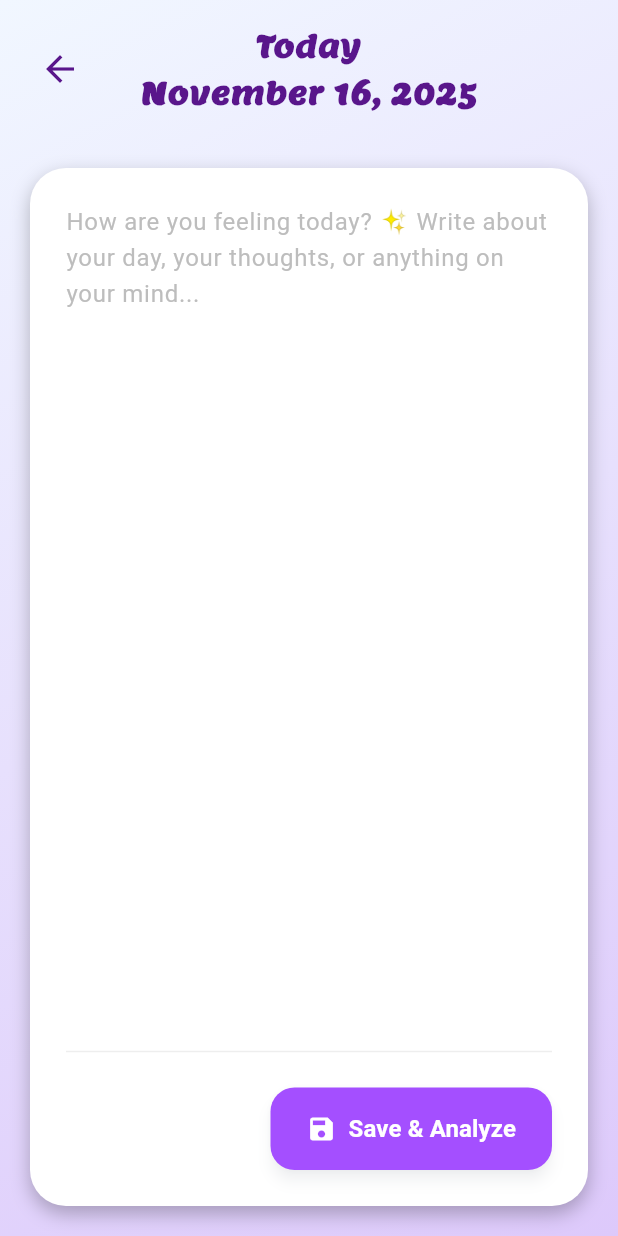
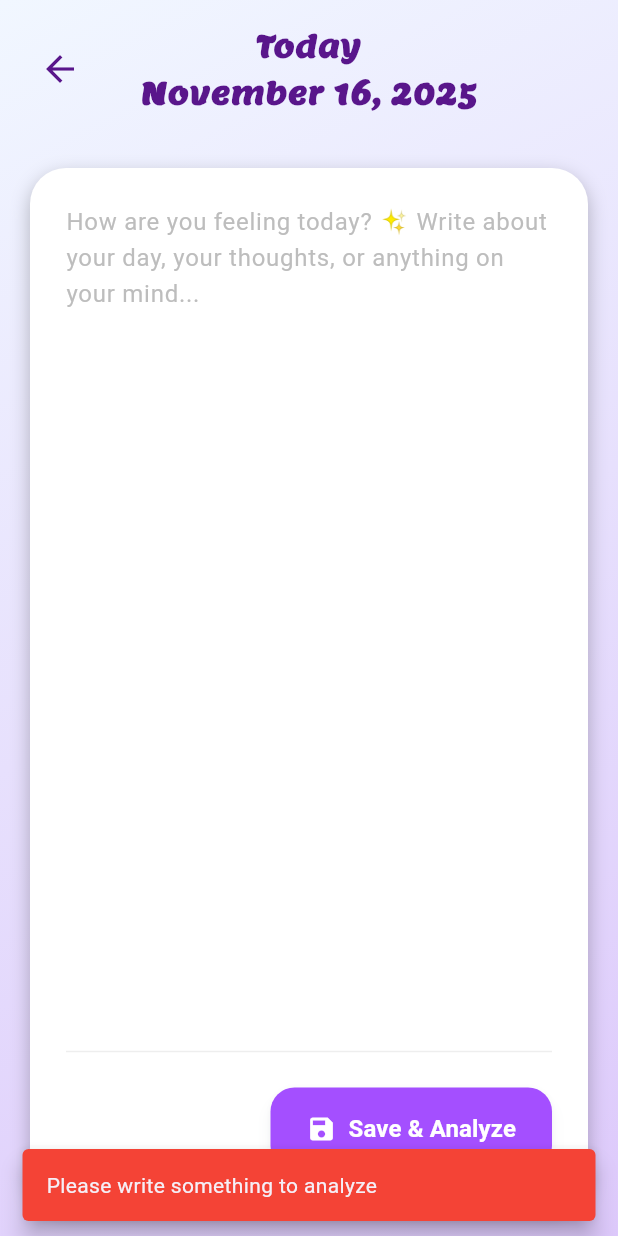
Before and after one commit to Mareamkhaled/mood_log, a Flutter app: the WriteEntryScreen screen opened directly, after a tap on "Save & Analyze", on a phone screen of 412 x 824 dp. Run offline on Flutter 3.47's test engine with Material 3 defaults, Android fonts, the phone set to English and light mode, and no system bars; our stand-ins replace device_preview, dio, equatable, fl_chart, flutter_bloc, gap and 1 more.

Commit message:
Refactor AnalyzeCubit and AnalyzeState: change initial state to AnalyzeInitial, rename CubitError to AnalyzeFailure, and update main.dart to provide AnalyzeCubit; enhance MoodJournalInputSection with BlocListener for sentiment analysis results.

```diff
--- a/lib/cubit/analyze_cubit.dart
+++ b/lib/cubit/analyze_cubit.dart
@@ -7,7 +7,7 @@ import '../service/web_service.dart';
 part 'analyze_state.dart';
 
 class AnalyzeCubit extends Cubit<AnalyzeState> {
-  AnalyzeCubit({required this.webService}) : super(AnalyzeLoading());
+  AnalyzeCubit({required this.webService}) : super(AnalyzeInitial());
   WebService webService;
 
   Future<List<AnalyzeModel>> getSentiment(Map<String, dynamic> sentiment) async {
@@ -17,7 +17,7 @@ class AnalyzeCubit extends Cubit<AnalyzeState> {
       emit(AnalyzeLoaded(response));
       return response;
     } catch (e) {
-      emit(CubitError(e.toString()));
+      emit(AnalyzeFailure(e.toString()));
       return [];
     }
   }
--- a/lib/cubit/analyze_state.dart
+++ b/lib/cubit/analyze_state.dart
@@ -4,6 +4,10 @@ abstract class AnalyzeState extends Equatable {
   const AnalyzeState();
 }
 
+class AnalyzeInitial extends AnalyzeState {
+  @override
+  List<Object> get props => [];
+}
 class AnalyzeLoading extends AnalyzeState {
   @override
   List<Object> get props => [];
@@ -16,9 +20,9 @@ class AnalyzeLoaded extends AnalyzeState {
   List<Object> get props => [analyzeList];
 }
 
-class CubitError extends AnalyzeState {
+class AnalyzeFailure extends AnalyzeState {
   final String message;
-  const CubitError(this.message);
+  const AnalyzeFailure(this.message);
   @override
   List<Object> get props => [message];
 }
--- a/lib/main.dart
+++ b/lib/main.dart
@@ -1,15 +1,16 @@
 import 'package:device_preview/device_preview.dart';
 import 'package:flutter/foundation.dart';
 import 'package:flutter/material.dart';
+import 'package:flutter_bloc/flutter_bloc.dart';
 import 'core/di/setup.dart';
+import 'cubit/analyze_cubit.dart';
 import 'screens/home_screen.dart';
 
-void main() async{
+void main() async {
   setup();
-  runApp( DevicePreview(
-    enabled: !kReleaseMode,
-    builder: (context) => const MyApp(),
-  ),);
+  runApp(
+    DevicePreview(enabled: !kReleaseMode, builder: (context) => const MyApp()),
+  );
 }
 
 class MyApp extends StatelessWidget {
@@ -17,10 +18,14 @@ class MyApp extends StatelessWidget {
 
   @override
   Widget build(BuildContext context) {
-    return MaterialApp(
-      debugShowCheckedModeBanner: false,
-      locale: DevicePreview.locale(context),
-      builder: DevicePreview.appBuilder,
-      home: const HomeScreen());
+    return BlocProvider(
+      create: (context) => getIt<AnalyzeCubit>(),
+      child: MaterialApp(
+        debugShowCheckedModeBanner: false,
+        locale: DevicePreview.locale(context),
+        builder: DevicePreview.appBuilder,
+        home: const HomeScreen(),
+      ),
+    );
   }
 }
--- a/lib/screens/write_entry_screen.dart
+++ b/lib/screens/write_entry_screen.dart
@@ -1,11 +1,8 @@
 import 'package:flutter/material.dart';
-import 'package:flutter_bloc/flutter_bloc.dart';
 import 'package:gap/gap.dart';
 import 'package:intl/intl.dart';
-import '../core/di/setup.dart';
 import '../core/utils/app_colors.dart';
 import '../core/utils/app_style.dart';
-import '../cubit/analyze_cubit.dart';
 import '../widgets/cutom_shadow.dart';
 import '../widgets/mood_journal_input_section.dart';
 
@@ -17,10 +14,7 @@ class WriteEntryScreen extends StatelessWidget {
     final now = DateTime.now();
     final formattedDate = DateFormat('MMMM d, yyyy').format(now);
 
-    return BlocProvider(
-      create: (context) => getIt<AnalyzeCubit>(),
-
-      child: Scaffold(
+    return Scaffold(
       body: Container(
         decoration: const BoxDecoration(
           gradient: LinearGradient(
@@ -83,7 +77,6 @@ class WriteEntryScreen extends StatelessWidget {
           ),
         ),
       ),
-      ),
     );
   }
 }
--- a/lib/widgets/mood_journal_input_section.dart
+++ b/lib/widgets/mood_journal_input_section.dart
@@ -15,6 +15,7 @@ class MoodJournalInputSection extends StatefulWidget {
 
 class _MoodJournalInputSectionState extends State<MoodJournalInputSection> {
   final TextEditingController textController = TextEditingController();
+
   @override
   void dispose() {
     textController.dispose();
@@ -23,7 +24,32 @@ class _MoodJournalInputSectionState extends State<MoodJournalInputSection> {
 
   @override
   Widget build(BuildContext context) {
-    return Column(
+    return BlocListener<AnalyzeCubit, AnalyzeState>(
+      listener: (context, state) {
+        if (state is AnalyzeLoaded) {
+          Navigator.push(
+            context,
+            MaterialPageRoute(
+          settings: RouteSettings(arguments: state.analyzeList[0]),
+
+              builder: (context) =>const ResultScreen(
+
+              ),
+            ),
+          );
+        }
+
+        if (state is AnalyzeFailure) {
+          ScaffoldMessenger.of(context).showSnackBar(
+            SnackBar(
+              content: Text(state.message),
+              backgroundColor: Colors.red,
+              behavior: SnackBarBehavior.floating,
+            ),
+          );
+        }
+      },
+      child: Column(
         children: [
           Expanded(
             child: TextField(
@@ -59,34 +85,50 @@ class _MoodJournalInputSectionState extends State<MoodJournalInputSection> {
           Row(
             mainAxisAlignment: MainAxisAlignment.end,
             children: [
-            ElevatedButton.icon(
-              onPressed: () async {
-                final response = await context
-                    .read<AnalyzeCubit>()
-                    .getSentiment({"inputs": textController.text});
-                final res = response[0];
-                if (!context.mounted) return;
-                Navigator.push(
-                  context,
-                  MaterialPageRoute(
-                    settings: RouteSettings(arguments: res),
-                    builder: (context) {
-                      return const ResultScreen();
-                    },
+              BlocBuilder<AnalyzeCubit, AnalyzeState>(
+                builder: (context, state) {
+                  final isLoading = state is AnalyzeLoading;
+
+                  return ElevatedButton.icon(
+                    onPressed: isLoading
+                        ? null
+                        : () async {
+                            if (textController.text.trim().isEmpty) {
+                              ScaffoldMessenger.of(context).showSnackBar(
+                                const SnackBar(
+                                  content: Text('Please write something to analyze'),
+                                  backgroundColor: Colors.red,
+                                  behavior: SnackBarBehavior.floating,
                                 ),
                               );
+                              return;
+                            }
+                            await context.read<AnalyzeCubit>().getSentiment({
+                              "inputs": textController.text,
+                            });
                           },
-              icon: const Icon(Icons.save, color: Colors.white, size: 20),
-              label: const Text(
-                'Save & Analyze',
-                style: TextStyle(
+                       icon: isLoading
+                        ? const SizedBox(
+                            width: 20,
+                            height: 20,
+                            child: CircularProgressIndicator(
+                              strokeWidth: 2,
+                              valueColor: AlwaysStoppedAnimation<Color>(Colors.white),
+                            ),
+                          )
+                        : const Icon(Icons.save, color: Colors.white, size: 20),
+                    label: Text(
+                      isLoading ? 'Analyzing...' : 'Save & Analyze',
+                      style: const TextStyle(
                         fontSize: 16,
                         fontWeight: FontWeight.w600,
                         color: Colors.white,
                       ),
                     ),
                     style: ElevatedButton.styleFrom(
-                backgroundColor: AppColors.myLightPurple,
+                      backgroundColor: isLoading
+                          ? AppColors.myLightPurple.withValues(alpha:0.7)
+                          : AppColors.myLightPurple,
                       padding: const EdgeInsets.symmetric(
                         horizontal: 24,
                         vertical: 16,
@@ -94,13 +136,17 @@ class _MoodJournalInputSectionState extends State<MoodJournalInputSection> {
                       shape: RoundedRectangleBorder(
                         borderRadius: BorderRadius.circular(16),
                       ),
-                elevation: 4,
+                      elevation: isLoading ? 0 : 4,
                       shadowColor: AppColors.primaryColor.withValues(alpha: 0.4),
+                      disabledBackgroundColor: AppColors.myLightPurple.withValues(alpha:0.7),
                     ),
+                  );
+                },
               ),
             ],
           ),
         ],
+      ),
     );
   }
 }
```
Lines whose indentation alone changed are shown as unchanged.
